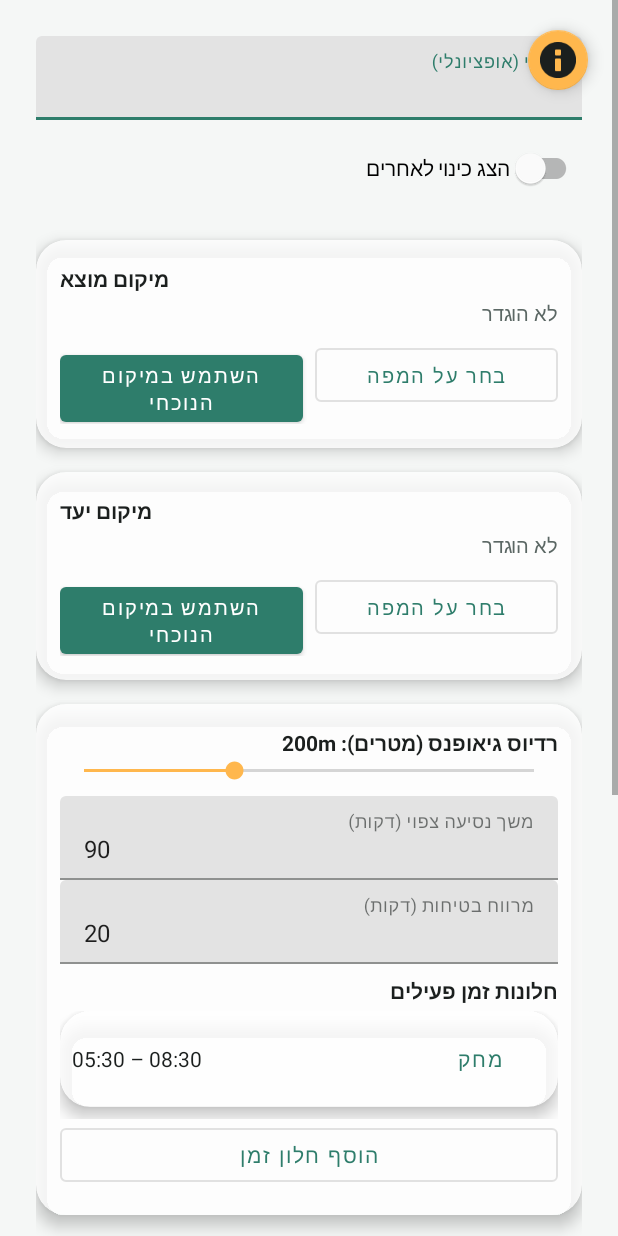
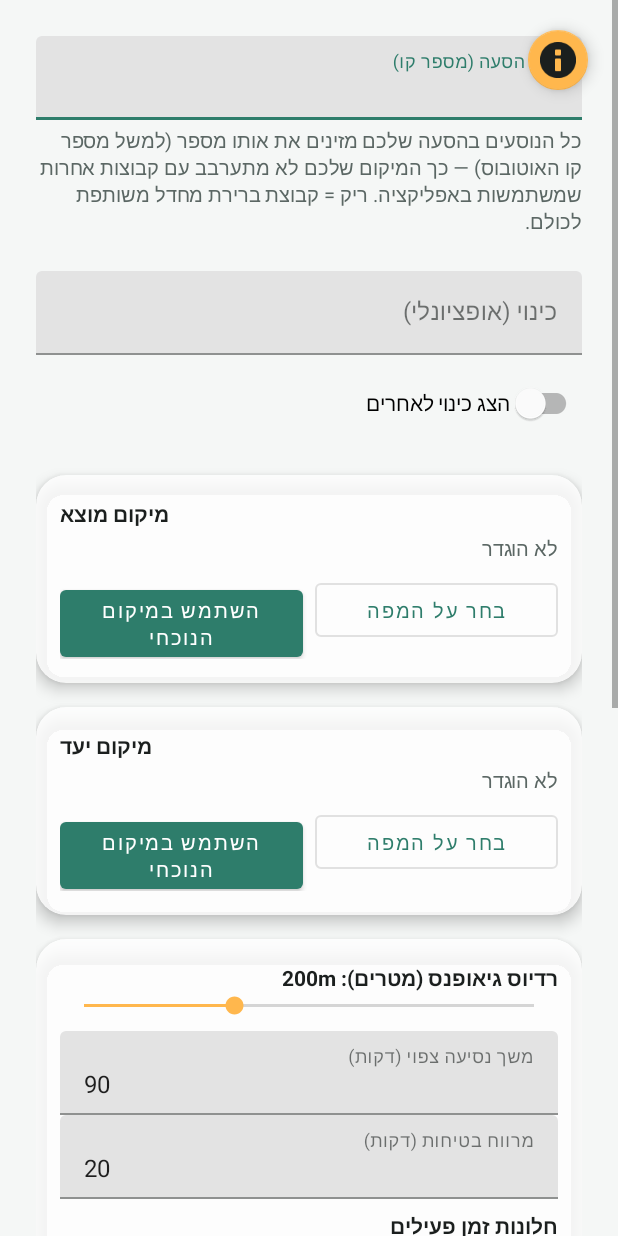
Before and after one commit to shimonhoter/transportation_location_sharing, an Android app: the screen it shows after launch (SettingsActivity), after a tap on "הגדרות", on a phone screen of 412 x 824 dp. Run offline under Robolectric (Android 15) with nearby library versions, the phone set to English and light mode, and no system bars; our stand-ins replace Firebase (no records; nobody signed in at launch, a user with empty details on screens opened directly); 1 statement that could not run was skipped.

Commit message:
Scope shared location by a group-chosen ride code (e.g. bus line number)
Every install currently reads/writes the same global Firebase node, so
an unrelated group running the app (a different bus line) would mix
into the same aggregate. Prefs.rideCode (Settings screen, free text —
naturally the bus line number, since that needs no coordination or
secrecy, unlike a generated invite code) now scopes the Firebase path
to rideLocation/rides/<rideCode>/devices; every rider enters the same
already-known code themselves, no admin required. Blank falls back to
a shared "default" node so existing installs keep working.

FirebaseLocationRepository.devicesRef(rideCode) replaces the fixed
reference, sanitizing characters Realtime Database keys forbid.
Because a live listener can't be re-pointed at a different reference,
BroadcastService and MainActivity now track which rideCode their
shared-location listener is attached with, and detach+reattach when it
differs from the current Prefs.rideCode (BroadcastService via the
existing ACTION_REFRESH_SETTINGS path, so it applies immediately to a
running broadcast; MainActivity naturally on its next onStart).

Updated both help dialogs and docs/SPEC_{EN,HE}.md (sections 3.4, 4.2).

Co-Authored-By: Claude Sonnet 5 <noreply@anthropic.com>
Claude-Session: https://claude.ai/code/session_01B9TmSu4LDiP2H4gaGacLuC

```diff
--- a/app/src/main/java/com/shimonhoter/ridelocationshare/MainActivity.kt
+++ b/app/src/main/java/com/shimonhoter/ridelocationshare/MainActivity.kt
@@ -22,6 +22,7 @@ class MainActivity : AppCompatActivity() {
     private lateinit var prefs: Prefs
     private val repository = FirebaseLocationRepository()
     private var locationListener: ValueEventListener? = null
+    private var locationListenerRideCode: String? = null
     private var mapReady = false
 
     override fun onCreate(savedInstanceState: Bundle?) {
@@ -77,15 +78,21 @@ class MainActivity : AppCompatActivity() {
         // Keep the map live even when BroadcastService isn't running (e.g. a
         // waiting passenger who hasn't broadcast anything themselves yet) —
         // Firebase pushes updates directly, no polling needed.
-        locationListener = repository.observeLocation({ prefs.corroborationRadiusMeters }) { location ->
+        val rideCode = prefs.rideCode
+        locationListenerRideCode = rideCode
+        locationListener = repository.observeLocation(rideCode, { prefs.corroborationRadiusMeters }) { location ->
             RideSessionState.currentLocation.value = location
         }
     }
 
     override fun onStop() {
         super.onStop()
-        locationListener?.let { repository.removeListener(it) }
+        val rideCode = locationListenerRideCode
+        if (rideCode != null) {
+            locationListener?.let { repository.removeListener(rideCode, it) }
+        }
         locationListener = null
+        locationListenerRideCode = null
     }
 
     private fun renderStatus(location: RideLocation?) {
--- a/app/src/main/java/com/shimonhoter/ridelocationshare/SettingsActivity.kt
+++ b/app/src/main/java/com/shimonhoter/ridelocationshare/SettingsActivity.kt
@@ -100,6 +100,7 @@ class SettingsActivity : AppCompatActivity() {
     }
 
     private fun loadFromPrefs() {
+        binding.etRideCode.setText(prefs.rideCode)
         binding.etNickname.setText(prefs.nickname)
         binding.switchShowNickname.isChecked = prefs.showNickname
 
@@ -271,6 +272,7 @@ class SettingsActivity : AppCompatActivity() {
     }
 
     private fun save() {
+        prefs.rideCode = binding.etRideCode.text?.toString().orEmpty()
         prefs.nickname = binding.etNickname.text?.toString().orEmpty()
         prefs.showNickname = binding.switchShowNickname.isChecked
         prefs.origin = pendingOrigin
--- a/app/src/main/java/com/shimonhoter/ridelocationshare/data/Prefs.kt
+++ b/app/src/main/java/com/shimonhoter/ridelocationshare/data/Prefs.kt
@@ -18,6 +18,11 @@ class Prefs(context: Context) {
     var nickname: String
         get() = sp.getString(KEY_NICKNAME, "") ?: ""
         set(value) = sp.edit().putString(KEY_NICKNAME, value).apply()
+
+    /** The bus line number (or any group-agreed code) that scopes this device's shared Firebase node, so unrelated groups running the app never mix into the same aggregate. Blank falls back to a shared "default" scope. */
+    var rideCode: String
+        get() = sp.getString(KEY_RIDE_CODE, "") ?: ""
+        set(value) = sp.edit().putString(KEY_RIDE_CODE, value).apply()
 
     var showNickname: Boolean
         get() = sp.getBoolean(KEY_SHOW_NICKNAME, false)
@@ -135,6 +140,7 @@ class Prefs(context: Context) {
 
     companion object {
         private const val KEY_NICKNAME = "nickname"
+        private const val KEY_RIDE_CODE = "ride_code"
         private const val KEY_SHOW_NICKNAME = "show_nickname"
         private const val KEY_ORIGIN_LAT = "origin_lat"
         private const val KEY_ORIGIN_LON = "origin_lon"
--- a/app/src/main/java/com/shimonhoter/ridelocationshare/remote/FirebaseLocationRepository.kt
+++ b/app/src/main/java/com/shimonhoter/ridelocationshare/remote/FirebaseLocationRepository.kt
@@ -3,6 +3,7 @@ package com.shimonhoter.ridelocationshare.remote
 import com.google.firebase.auth.FirebaseAuth
 import com.google.firebase.database.DataSnapshot
 import com.google.firebase.database.DatabaseError
+import com.google.firebase.database.DatabaseReference
 import com.google.firebase.database.FirebaseDatabase
 import com.google.firebase.database.ValueEventListener
 import com.shimonhoter.ridelocationshare.config.RideConfig
@@ -23,8 +24,11 @@ private data class DeviceSample(
 /**
  * Firebase Realtime Database replacement for the old stdlib HTTP server.
  * Every broadcasting device writes to its own child under
- * "rideLocation/devices/<uid>" (keyed by its stable anonymous-auth UID)
- * rather than a single shared value — with several passengers broadcasting
+ * "rideLocation/rides/<rideCode>/devices/<uid>" (keyed by its stable
+ * anonymous-auth UID, scoped under a group-chosen ride code — see
+ * Prefs.rideCode — so unrelated groups running the app, e.g. a different
+ * bus line, never mix into the same aggregate) rather than a single shared
+ * value — with several passengers broadcasting
  * from different points (e.g. some still walking to the pickup spot while
  * others are already in the moving vehicle), last-write-wins on one flat
  * value would show whoever happened to post most recently, which is
@@ -52,9 +56,10 @@ private data class DeviceSample(
  */
 class FirebaseLocationRepository {
     private val auth: FirebaseAuth by lazy { FirebaseAuth.getInstance() }
-    private val devicesRef by lazy {
-        FirebaseDatabase.getInstance(RideConfig.FIREBASE_DATABASE_URL).getReference("rideLocation/devices")
-    }
+    private val database by lazy { FirebaseDatabase.getInstance(RideConfig.FIREBASE_DATABASE_URL) }
+
+    private fun devicesRef(rideCode: String): DatabaseReference =
+        database.getReference("rideLocation/rides/${sanitizeRideCode(rideCode)}/devices")
 
     private suspend fun ensureSignedIn(): String {
         if (auth.currentUser == null) {
@@ -63,7 +68,7 @@ class FirebaseLocationRepository {
         return auth.currentUser!!.uid
     }
 
-    suspend fun postLocation(lat: Double, lon: Double, speedKmh: Double, nickname: String?, lastMovingAtMillis: Long): Boolean {
+    suspend fun postLocation(rideCode: String, lat: Double, lon: Double, speedKmh: Double, nickname: String?, lastMovingAtMillis: Long): Boolean {
         return try {
             val uid = ensureSignedIn()
             val data = mapOf(
@@ -74,7 +79,7 @@ class FirebaseLocationRepository {
                 "updatedAt" to System.currentTimeMillis(),
                 "lastMovingAt" to lastMovingAtMillis
             )
-            devicesRef.child(uid).setValue(data).await()
+            devicesRef(rideCode).child(uid).setValue(data).await()
             true
         } catch (_: Exception) {
             false
@@ -82,24 +87,28 @@ class FirebaseLocationRepository {
     }
 
     /** Removes this device's own entry so it's excluded from the aggregate immediately, rather than waiting for it to go stale. */
-    suspend fun clearOwnLocation() {
+    suspend fun clearOwnLocation(rideCode: String) {
         try {
             val uid = ensureSignedIn()
-            devicesRef.child(uid).removeValue().await()
+            devicesRef(rideCode).child(uid).removeValue().await()
         } catch (_: Exception) {
             // Best-effort: if this fails, the entry still expires on its own via the staleness check.
         }
     }
 
     /**
-     * Attaches a live listener over all devices; the callback fires
-     * immediately with the current aggregate and again on every subsequent
-     * change to any device's entry. [corroborationRadiusMeters] is invoked
-     * fresh on every firing (not just once at attach time) so a changed
-     * Settings value applies immediately, matching how every other setting
-     * in this app behaves.
+     * Attaches a live listener over all devices sharing [rideCode]; the
+     * callback fires immediately with the current aggregate and again on
+     * every subsequent change to any device's entry. [corroborationRadiusMeters]
+     * is invoked fresh on every firing (not just once at attach time) so a
+     * changed Settings value applies immediately, matching how every other
+     * setting in this app behaves. [rideCode] itself is fixed for the life
+     * of this listener — a change to Prefs.rideCode only takes effect once
+     * the caller detaches (via [removeListener], passing the same rideCode)
+     * and calls this again, since a Firebase listener can't be re-pointed
+     * at a different reference in place.
      */
-    fun observeLocation(corroborationRadiusMeters: () -> Int, onChange: (RideLocation?) -> Unit): ValueEventListener {
+    fun observeLocation(rideCode: String, corroborationRadiusMeters: () -> Int, onChange: (RideLocation?) -> Unit): ValueEventListener {
         val listener = object : ValueEventListener {
             override fun onDataChange(snapshot: DataSnapshot) {
                 onChange(aggregate(snapshot, corroborationRadiusMeters()))
@@ -109,12 +118,13 @@ class FirebaseLocationRepository {
                 onChange(null)
             }
         }
-        devicesRef.addValueEventListener(listener)
+        devicesRef(rideCode).addValueEventListener(listener)
         return listener
     }
 
-    fun removeListener(listener: ValueEventListener) {
-        devicesRef.removeEventListener(listener)
+    /** [rideCode] must match what was passed to the [observeLocation] call that returned this listener. */
+    fun removeListener(rideCode: String, listener: ValueEventListener) {
+        devicesRef(rideCode).removeEventListener(listener)
     }
 
     private fun aggregate(snapshot: DataSnapshot, corroborationRadiusMeters: Int): RideLocation? {
@@ -169,4 +179,14 @@ class FirebaseLocationRepository {
         val lastMovingAtMillis = child.child("lastMovingAt").getValue(Long::class.java) ?: 0L
         return DeviceSample(lat, lon, speedKmh, nickname, ageSeconds, lastMovingAtMillis)
     }
+
+    companion object {
+        // Realtime Database keys may not contain these characters.
+        private val FORBIDDEN_KEY_CHARS = charArrayOf('.', '$', '#', '[', ']', '/')
+
+        private fun sanitizeRideCode(raw: String): String {
+            val cleaned = raw.trim().map { if (it in FORBIDDEN_KEY_CHARS) '_' else it }.joinToString("")
+            return cleaned.ifBlank { "default" }
+        }
+    }
 }
--- a/app/src/main/res/layout/activity_settings.xml
+++ b/app/src/main/res/layout/activity_settings.xml
@@ -15,6 +15,26 @@
         android:layout_height="wrap_content"
         android:orientation="vertical"
         android:padding="@dimen/spacing_lg">
+
+        <com.google.android.material.textfield.TextInputLayout
+            android:layout_width="match_parent"
+            android:layout_height="wrap_content"
+            android:hint="@string/ride_code_label">
+
+            <com.google.android.material.textfield.TextInputEditText
+                android:id="@+id/etRideCode"
+                android:layout_width="match_parent"
+                android:layout_height="wrap_content" />
+        </com.google.android.material.textfield.TextInputLayout>
+
+        <TextView
+            android:layout_width="match_parent"
+            android:layout_height="wrap_content"
+            android:layout_marginTop="@dimen/spacing_xs"
+            android:layout_marginBottom="@dimen/spacing_lg"
+            android:text="@string/ride_code_hint"
+            android:textColor="@color/on_surface_muted"
+            android:textSize="@dimen/text_size_caption" />
 
         <com.google.android.material.textfield.TextInputLayout
             android:layout_width="match_parent"
--- a/app/src/main/res/values/strings.xml
+++ b/app/src/main/res/values/strings.xml
@@ -33,7 +33,7 @@
     <![CDATA[מטרת האפליקציה: להציג לנוסעים הממתינים את מיקום ההסעה הקבועה בזמן אמת, בלי לחשוף אף פעם את המיקום האישי של אף נוסע, ובאופן אוטומטי לגמרי — בלי צורך בלחיצה ידנית בתפעול רגיל.
 
 איך זה עובד
-כל מכשיר שמריץ את האפליקציה ונמצא כרגע בתוך ההסעה משדר את מיקומו באופן עצמאי. אין משדר יחיד קבוע: המיקום המוצג במפה הוא ממוצע המיקומים של כל המכשירים שנחשבים כרגע «בתוך הרכב הנע» (ראו למטה), כדי שירידה של נוסע אחד לא «תקפיא» את המיקום המשותף.
+כל מכשיר שמריץ את האפליקציה ונמצא כרגע בתוך ההסעה משדר את מיקומו באופן עצמאי. אין משדר יחיד קבוע: המיקום המוצג במפה הוא ממוצע המיקומים של כל המכשירים שנחשבים כרגע «בתוך הרכב הנע» (ראו למטה), כדי שירידה של נוסע אחד לא «תקפיא» את המיקום המשותף. כדי שהמיקום שלכם לא יתערבב עם קבוצות אחרות שמשתמשות באפליקציה (למשל אוטובוס אחר), כל נוסעי ההסעה שלכם מזינים בהגדרות את אותו «קוד הסעה» — למשל מספר הקו — כדי להיות באותה קבוצה.
 
 מתי השידור מתחיל אוטומטית
 1. המכשיר נכנס לרדיוס הגיאופנס שהוגדר סביב מוצא ההסעה, וגם
@@ -55,7 +55,7 @@
 • «לא נוסע היום» — מונע שידור אוטומטי מהמכשיר הזה לכל היום הנוכחי (ראו למעלה).
 • 🛈 «עזרה» — המסך שאתם קוראים כרגע.
 • סמל המפה — פותח את מסך «אזורי התראה»: מסמנים על המפה אזורים אישיים, וכשמיקום ההסעה נכנס לאזור כזה, המכשיר שלכם בלבד מקבל התראה מקומית. הגדרות אזורי ההתראה נשמרות במכשיר בלבד ולא נשלחות לאף אחד.
-• סמל גלגל השיניים — פותח את מסך «הגדרות»: כינוי (אופציונלי) והאם להציג אותו, מוצא ויעד, רדיוס הגיאופנס, קצב עדכון המיקום בזמן שידור, משך הנסיעה הצפוי ומרווח הבטיחות, ימי הפעילות וחלונות הזמן הפעילים (אפשר להוסיף כמה שרוצים, לערוך ולמחוק). שינוי שנשמר בהגדרות חל מיד, גם על שידור שכבר פעיל.
+• סמל גלגל השיניים — פותח את מסך «הגדרות»: קוד ההסעה, כינוי (אופציונלי) והאם להציג אותו, מוצא ויעד, רדיוס הגיאופנס, קצב עדכון המיקום בזמן שידור, משך הנסיעה הצפוי ומרווח הבטיחות, ימי הפעילות וחלונות הזמן הפעילים (אפשר להוסיף כמה שרוצים, לערוך ולמחוק). שינוי שנשמר בהגדרות חל מיד, גם על שידור שכבר פעיל.
 
 על המפה עצמה
 כפתור להחלפה בין מפת רחובות למפת לוויין, וכפתור למרכוז אוטומטי של המפה סביב מיקום ההסעה בכל עדכון (אפשר לכבות כדי לזוז ולהתקרב חופשי במפה בלי שהיא תמשוך אתכם בחזרה).
@@ -67,7 +67,9 @@
     <!-- Settings -->
     <string name="settings_help_title">עזרה - מסך ההגדרות</string>
     <string name="settings_help_body">
-    <![CDATA[כינוי (אופציונלי) — תווית קבועה שתוצג לצופים אחרים רק אם המתג «הצג כינוי לאחרים» דלוק. ברירת המחדל: בלי כינוי בכלל.
+    <![CDATA[קוד הסעה (מספר קו) — קובע לאיזו קבוצת נוסעים המכשיר שלכם שייך. כל הנוסעים בהסעה שלכם מזינים בדיוק את אותו קוד (למשל מספר קו האוטובוס — משהו שכולם כבר יודעים בלי לתאם, בניגוד לקוד סודי) כדי לחלוק את אותה צבירת מיקום; קבוצה עם קוד אחר (למשל קו אחר) לעולם לא תתערבב עם שלכם, גם אם שתי הקבוצות משתמשות באותה אפליקציה. ריק = קבוצת ברירת מחדל משותפת לכל מי שלא הגדיר קוד. שינוי כאן חל מיד גם על שידור שכבר פעיל.
+
+כינוי (אופציונלי) — תווית קבועה שתוצג לצופים אחרים רק אם המתג «הצג כינוי לאחרים» דלוק. ברירת המחדל: בלי כינוי בכלל.
 
 מוצא ויעד — נקודות ההסעה שלכם. קובעים אותן בלחיצה על «השתמש במיקום הנוכחי» או «בחר על המפה» (המפה זזה מתחת לסמן קבוע במרכז). המוצא ורדיוס הגיאופנס יחד קובעים מתי שידור אוטומטי יכול להתחיל: המכשיר חייב להיכנס לרדיוס הזה סביב המוצא, וגם לזוז בפועל לפחות 150 מטר מהנקודה שבה נכנס אליו — נוכחות בלבד לא מספיקה.
 
@@ -87,6 +89,8 @@
     </string>
 
     <string name="settings_title">הגדרות</string>
+    <string name="ride_code_label">קוד הסעה (מספר קו)</string>
+    <string name="ride_code_hint">כל הנוסעים בהסעה שלכם מזינים את אותו מספר (למשל מספר קו האוטובוס) — כך המיקום שלכם לא מתערבב עם קבוצות אחרות שמשתמשות באפליקציה. ריק = קבוצת ברירת מחדל משותפת לכולם.</string>
     <string name="nickname_label">כינוי (אופציונלי)</string>
     <string name="show_nickname_label">הצג כינוי לאחרים</string>
     <string name="origin_label">מיקום מוצא</string>
```
Also changed, not shown: app/src/main/java/com/shimonhoter/ridelocationshare/service/BroadcastService.kt (+32 -10 lines), 2 other files.
